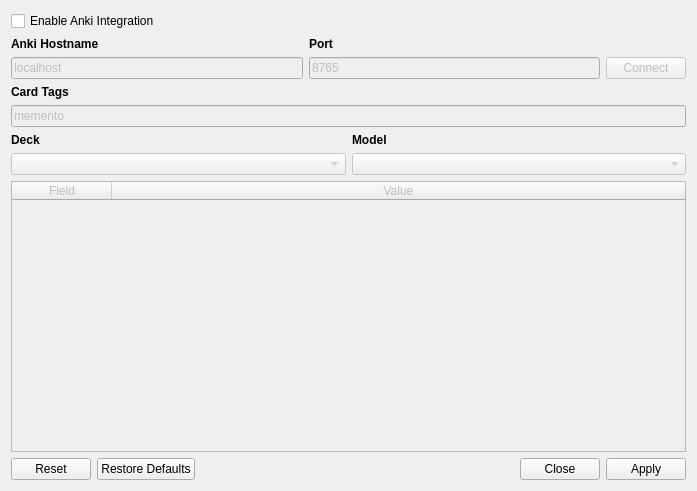
Before: the Qt Designer form src/gui/widgets/ankisettings.ui in ripose-jp/Memento, drawn with Qt 5.
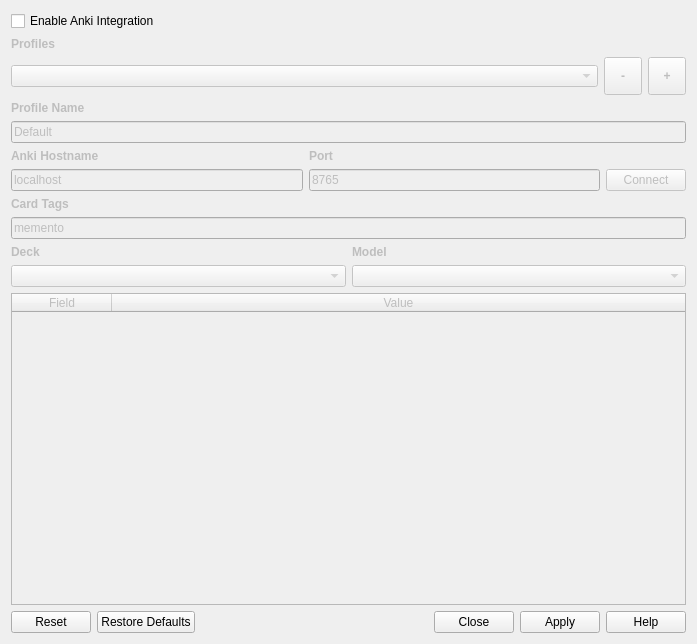
After: the same form once the commit is applied.

The edit to the form file:
```diff
--- a/src/gui/widgets/ankisettings.ui
+++ b/src/gui/widgets/ankisettings.ui
@@ -7,7 +7,7 @@
     <x>0</x>
     <y>0</y>
     <width>687</width>
-    <height>491</height>
+    <height>644</height>
    </rect>
   </property>
   <property name="windowTitle">
@@ -21,6 +21,110 @@
      </property>
     </widget>
    </item>
+   <item>
+    <layout class="QGridLayout" name="gridLayout">
+     <item row="2" column="1">
+      <widget class="QComboBox" name="m_comboBoxProfile">
+       <property name="enabled">
+        <bool>false</bool>
+       </property>
+       <property name="editable">
+        <bool>false</bool>
+       </property>
+      </widget>
+     </item>
+     <item row="2" column="3">
+      <widget class="QToolButton" name="m_buttonAdd">
+       <property name="enabled">
+        <bool>false</bool>
+       </property>
+       <property name="minimumSize">
+        <size>
+         <width>38</width>
+         <height>38</height>
+        </size>
+       </property>
+       <property name="font">
+        <font>
+         <weight>75</weight>
+         <bold>true</bold>
+        </font>
+       </property>
+       <property name="text">
+        <string>+</string>
+       </property>
+      </widget>
+     </item>
+     <item row="1" column="1">
+      <widget class="QLabel" name="m_labelProfile">
+       <property name="enabled">
+        <bool>false</bool>
+       </property>
+       <property name="font">
+        <font>
+         <weight>75</weight>
+         <bold>true</bold>
+        </font>
+       </property>
+       <property name="text">
+        <string>Profiles</string>
+       </property>
+      </widget>
+     </item>
+     <item row="2" column="2">
+      <widget class="QToolButton" name="m_buttonDelete">
+       <property name="enabled">
+        <bool>false</bool>
+       </property>
+       <property name="minimumSize">
+        <size>
+         <width>38</width>
+         <height>38</height>
+        </size>
+       </property>
+       <property name="font">
+        <font>
+         <weight>75</weight>
+         <bold>true</bold>
+        </font>
+       </property>
+       <property name="text">
+        <string>-</string>
+       </property>
+      </widget>
+     </item>
+    </layout>
+   </item>
+   <item>
+    <layout class="QVBoxLayout" name="m_layoutProfileName">
+     <item>
+      <widget class="QLabel" name="m_labelProfileName">
+       <property name="enabled">
+        <bool>false</bool>
+       </property>
+       <property name="font">
+        <font>
+         <weight>75</weight>
+         <bold>true</bold>
+        </font>
+       </property>
+       <property name="text">
+        <string>Profile Name</string>
+       </property>
+      </widget>
+     </item>
+     <item>
+      <widget class="QLineEdit" name="m_lineEditProfileName">
+       <property name="enabled">
+        <bool>false</bool>
+       </property>
+       <property name="text">
+        <string>Default</string>
+       </property>
+      </widget>
+     </item>
+    </layout>
+   </item>
    <item>
     <layout class="QGridLayout" name="m_layoutConnect">
      <item row="1" column="2">
@@ -69,6 +173,9 @@
      </item>
      <item row="0" column="0">
       <widget class="QLabel" name="m_labelHostName">
+       <property name="enabled">
+        <bool>false</bool>
+       </property>
        <property name="sizePolicy">
         <sizepolicy hsizetype="Preferred" vsizetype="Maximum">
          <horstretch>0</horstretch>
@@ -88,6 +195,9 @@
      </item>
      <item row="0" column="1">
       <widget class="QLabel" name="m_labelPort">
+       <property name="enabled">
+        <bool>false</bool>
+       </property>
        <property name="sizePolicy">
         <sizepolicy hsizetype="Preferred" vsizetype="Maximum">
          <horstretch>0</horstretch>
@@ -111,6 +221,9 @@
     <layout class="QVBoxLayout" name="m_layoutTags">
      <item>
       <widget class="QLabel" name="m_labelTags">
+       <property name="enabled">
+        <bool>false</bool>
+       </property>
        <property name="sizePolicy">
         <sizepolicy hsizetype="Preferred" vsizetype="Maximum">
          <horstretch>0</horstretch>
@@ -151,6 +264,9 @@
     <layout class="QGridLayout" name="m_layoutCards">
      <item row="0" column="1">
       <widget class="QLabel" name="m_labelModel">
+       <property name="enabled">
+        <bool>false</bool>
+       </property>
        <property name="sizePolicy">
         <sizepolicy hsizetype="Preferred" vsizetype="Maximum">
          <horstretch>0</horstretch>
@@ -177,6 +293,9 @@
      </item>
      <item row="0" column="0">
       <widget class="QLabel" name="m_labelDeck">
+       <property name="enabled">
+        <bool>false</bool>
+       </property>
        <property name="sizePolicy">
         <sizepolicy hsizetype="Preferred" vsizetype="Maximum">
          <horstretch>0</horstretch>
@@ -244,7 +363,7 @@
    <item>
     <widget class="QDialogButtonBox" name="m_buttonBox">
      <property name="standardButtons">
-      <set>QDialogButtonBox::Apply|QDialogButtonBox::Close|QDialogButtonBox::Reset|QDialogButtonBox::RestoreDefaults</set>
+      <set>QDialogButtonBox::Apply|QDialogButtonBox::Close|QDialogButtonBox::Help|QDialogButtonBox::Reset|QDialogButtonBox::RestoreDefaults</set>
      </property>
     </widget>
    </item>
```
Left out of the diff: 68 changed lines with no effect on the pictures.
